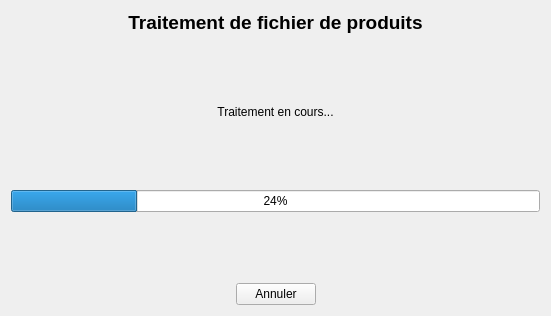
First picture: the form in gui/Traitement_chargement.ui, repository WallaceVBB/EpiData, before the edit.
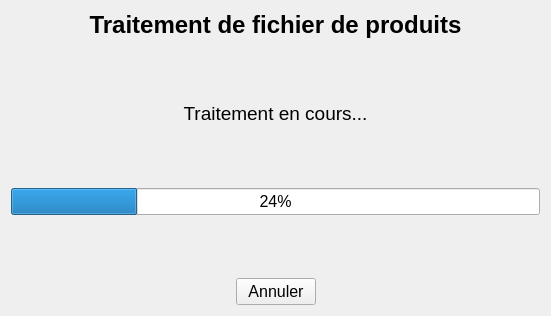
Second picture: the form after the edit.

Patch:
```diff
--- a/gui/Traitement_chargement.ui
+++ b/gui/Traitement_chargement.ui
@@ -16,6 +16,11 @@
     <verstretch>0</verstretch>
    </sizepolicy>
   </property>
+  <property name="font">
+   <font>
+    <pointsize>12</pointsize>
+   </font>
+  </property>
   <property name="windowTitle">
    <string>Form</string>
   </property>
@@ -23,7 +28,7 @@
    <item>
     <widget class="QLabel" name="label">
      <property name="text">
-      <string>&lt;html&gt;&lt;head/&gt;&lt;body&gt;&lt;p align=&quot;center&quot;&gt;&lt;span style=&quot; font-size:14pt; font-weight:700;&quot;&gt;Traitement de fichier de produits&lt;/span&gt;&lt;/p&gt;&lt;/body&gt;&lt;/html&gt;</string>
+      <string>&lt;html&gt;&lt;head/&gt;&lt;body&gt;&lt;p align=&quot;center&quot;&gt;&lt;span style=&quot; font-size:18pt; font-weight:700;&quot;&gt;Traitement de fichier de produits&lt;/span&gt;&lt;/p&gt;&lt;/body&gt;&lt;/html&gt;</string>
      </property>
     </widget>
    </item>
@@ -49,7 +54,7 @@
       <enum>QFrame::Shape::NoFrame</enum>
      </property>
      <property name="text">
-      <string>&lt;html&gt;&lt;head/&gt;&lt;body&gt;&lt;p align=&quot;center&quot;&gt;Traitement en cours...&lt;/p&gt;&lt;/body&gt;&lt;/html&gt;</string>
+      <string>&lt;html&gt;&lt;head/&gt;&lt;body&gt;&lt;p align=&quot;center&quot;&gt;&lt;span style=&quot; font-size:14pt;&quot;&gt;Traitement en cours...&lt;/span&gt;&lt;/p&gt;&lt;/body&gt;&lt;/html&gt;</string>
      </property>
     </widget>
    </item>
```
